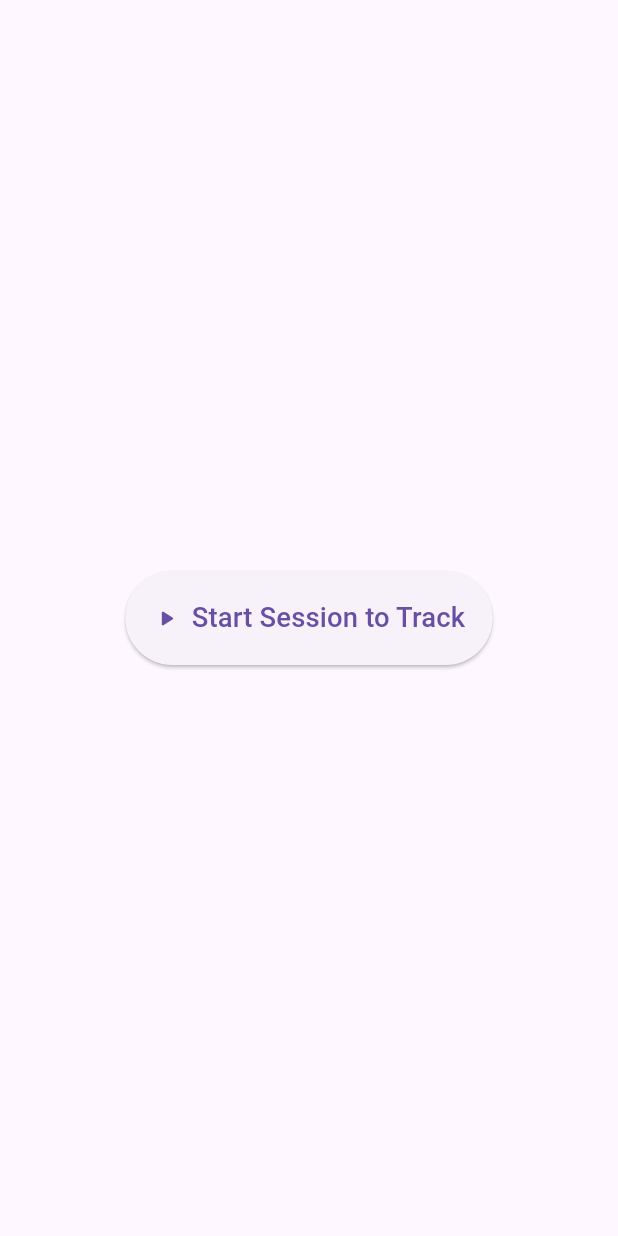
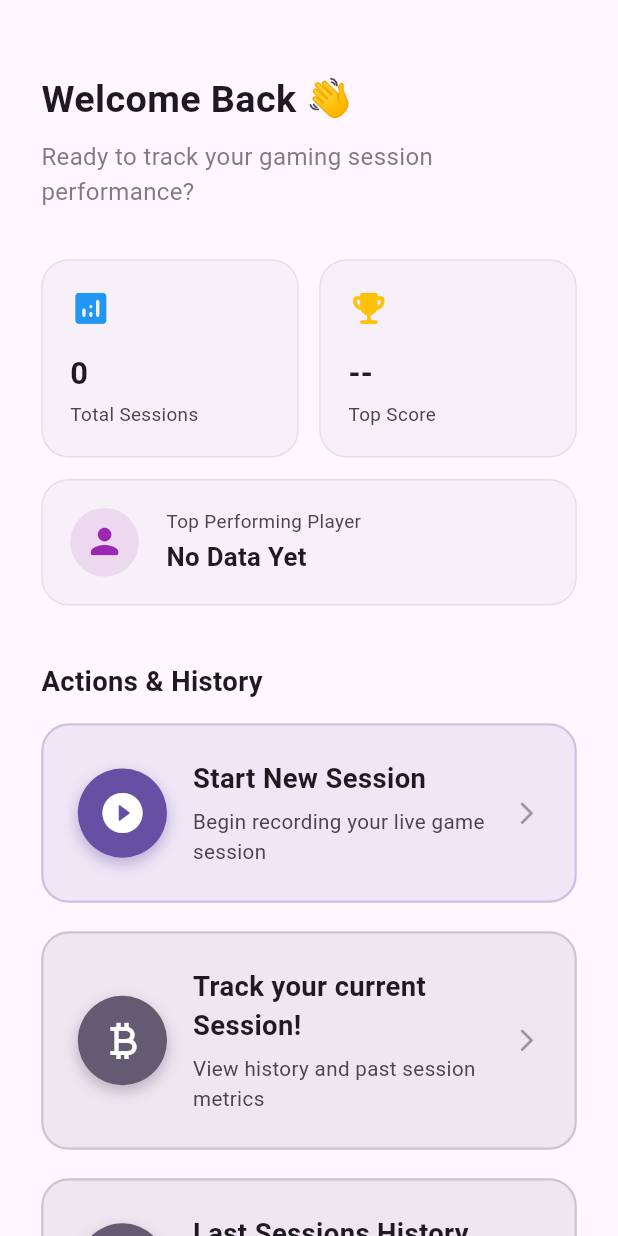
Before and after one commit to flutter-challenges/tracker_app, a Flutter app: the screen it shows after launch, on a phone screen of 412 x 824 dp. Run offline on Flutter 3.47's test engine with Material 3 defaults, Android fonts, the phone set to English and light mode, and no system bars; our stand-ins replace bloc, flutter_bloc, flutter_screenutil.

Commit message:
Refactor game session management and enhance UI components with new dashboard features

```diff
--- a/lib/tracker_app/session_feature/presentation/views/tracker_initial_view.dart
+++ b/lib/tracker_app/session_feature/presentation/views/tracker_initial_view.dart
@@ -1,23 +1,34 @@
 import 'package:flutter/material.dart';
-import 'package:flutter_bloc/flutter_bloc.dart';
+import 'package:flutter_pro/tracker_app/session_feature/presentation/widgets/dashboard/action_section.dart';
+import 'package:flutter_pro/tracker_app/session_feature/presentation/widgets/dashboard/analytic_ui.dart';
 import 'package:flutter_screenutil/flutter_screenutil.dart';
-import 'package:flutter_pro/tracker_app/session_feature/managers/game_session_cubit/game_session_cubit_cubit.dart';
 
 class TrackerInitialView extends StatelessWidget {
   const TrackerInitialView({super.key});
 
   @override
   Widget build(BuildContext context) {
-    return Center(
-      child: ElevatedButton.icon(
-        style: ElevatedButton.styleFrom(
-          padding: EdgeInsets.all(16.r),
-        ),
-        onPressed: () => context.read<GameSessionCubit>().startNewSession(),
-        icon: const Icon(Icons.play_arrow_rounded),
-        label: Text(
-          'Start Session to Track',
-          style: TextStyle(fontSize: 16.sp),
+    final theme = Theme.of(context);
+    return SingleChildScrollView(
+      physics: const BouncingScrollPhysics(),
+      child: Padding(
+        padding: EdgeInsets.symmetric(horizontal: 24.w, vertical: 40.h),
+        child: Column(
+          crossAxisAlignment: CrossAxisAlignment.start,
+          children: [
+            AnalyticUi(),
+            SizedBox(height: 32.h),
+            Text(
+              'Actions & History',
+              style: TextStyle(
+                fontSize: 16.sp,
+                fontWeight: FontWeight.bold,
+                color: theme.colorScheme.onSurface,
+              ),
+            ),
+            SizedBox(height: 12.h),
+            ActionSection(),
+          ],
         ),
       ),
     );
--- a/lib/tracker_app/session_feature/presentation/widgets/custom_button.dart
+++ b/lib/tracker_app/session_feature/presentation/widgets/custom_button.dart
@@ -3,21 +3,80 @@ import 'package:flutter_screenutil/flutter_screenutil.dart';
 
 class CustomButton extends StatelessWidget {
   final String title;
-  final void Function()? onPressed;
-  const CustomButton({super.key, required this.title, this.onPressed});
+  final String subtitle;
+  final IconData icon;
+  final Color color;
+  final VoidCallback onTap;
+  const CustomButton({
+    super.key,
+    required this.title,
+    required this.subtitle,
+    required this.icon,
+    required this.color,
+    required this.onTap,
+  });
 
   @override
   Widget build(BuildContext context) {
-    return Center(
-      child: ElevatedButton.icon(
-        style: ElevatedButton.styleFrom(padding: EdgeInsets.all(16.r)),
-        // onPressed: () => context.read<GameSessionCubit>().startNewSession(),
-        onPressed: onPressed,
-        icon: const Icon(Icons.play_arrow_rounded),
-        label: Text(
-          // 'Start Session to Track',
-          title,
-          style: TextStyle(fontSize: 16.sp),
+    return InkWell(
+      onTap: onTap,
+      borderRadius: BorderRadius.circular(16.r),
+      child: Ink(
+        padding: EdgeInsets.all(20.r),
+        decoration: BoxDecoration(
+          color: color.withOpacity(0.1),
+          borderRadius: BorderRadius.circular(16.r),
+          border: Border.all(color: color.withOpacity(0.25), width: 1.5),
+        ),
+        child: Row(
+          children: [
+            Container(
+              padding: EdgeInsets.all(12.r),
+              decoration: BoxDecoration(
+                color: color,
+                shape: BoxShape.circle,
+                boxShadow: [
+                  BoxShadow(
+                    color: color.withOpacity(0.4),
+                    blurRadius: 8,
+                    offset: const Offset(0, 4),
+                  ),
+                ],
+              ),
+              child: Icon(icon, color: Colors.white, size: 28.r),
+            ),
+            SizedBox(width: 15.w,),
+            Expanded(
+              child: Column(
+                crossAxisAlignment: CrossAxisAlignment.start,
+                children: [
+                  Text(
+                    title,
+                    style: TextStyle(
+                      fontSize: 16.sp,
+                      fontWeight: FontWeight.bold,
+                      color: Theme.of(context).colorScheme.onSurface,
+                    ),
+                  ),
+                  SizedBox(height: 4.h),
+                  Text(
+                    subtitle,
+                    style: TextStyle(
+                      fontSize: 12.sp,
+                      color: Theme.of(context).colorScheme.onSurfaceVariant,
+                    ),
+                  ),
+                ],
+              ),
+            ),
+            Icon(
+              Icons.arrow_forward_ios_rounded,
+              size: 16.r,
+              color: Theme.of(
+                context,
+              ).colorScheme.onSurfaceVariant.withOpacity(0.5),
+            ),
+          ],
         ),
       ),
     );
--- /dev/null
+++ b/lib/tracker_app/session_feature/presentation/widgets/dashboard/action_section.dart
@@ -0,0 +1,41 @@
+import 'package:flutter/material.dart';
+import 'package:flutter_bloc/flutter_bloc.dart';
+import 'package:flutter_pro/tracker_app/session_feature/managers/game_session_cubit/game_session_cubit_cubit.dart';
+import 'package:flutter_pro/tracker_app/session_feature/presentation/widgets/custom_button.dart';
+import 'package:flutter_screenutil/flutter_screenutil.dart';
+
+class ActionSection extends StatelessWidget {
+  const ActionSection({super.key});
+
+  @override
+  Widget build(BuildContext context) {
+    final theme = Theme.of(context);
+    return Column(
+      children: [
+        CustomButton(
+          title: 'Start New Session',
+          subtitle: 'Begin recording your live game session',
+          icon: Icons.play_circle_filled_rounded,
+          color: theme.colorScheme.primary,
+          onTap: () => context.read<GameSessionCubit>().startNewSession(),
+        ),
+        SizedBox(height: 16.h),
+        CustomButton(
+          title: 'Track your current Session!',
+          subtitle: 'View history and past session metrics',
+          icon: Icons.currency_bitcoin,
+          color: theme.colorScheme.secondary,
+          onTap: () {},
+        ),
+        SizedBox(height: 16.h),
+        CustomButton(
+          title: 'Last Sessions History',
+          subtitle: 'View history and past session metrics',
+          icon: Icons.history_rounded,
+          color: theme.colorScheme.secondary,
+          onTap: () {},
+        ),
+      ],
+    );
+  }
+}
--- /dev/null
+++ b/lib/tracker_app/session_feature/presentation/widgets/dashboard/analytic_ui.dart
@@ -0,0 +1,64 @@
+import 'package:flutter/material.dart';
+import 'package:flutter_pro/tracker_app/session_feature/presentation/widgets/dashboard/status_card.dart';
+import 'package:flutter_pro/tracker_app/session_feature/presentation/widgets/dashboard/top_player.dart';
+import 'package:flutter_screenutil/flutter_screenutil.dart';
+
+class AnalyticUi extends StatelessWidget {
+  const AnalyticUi({super.key});
+
+  @override
+  Widget build(BuildContext context) {
+    final theme = Theme.of(context);
+    return Column(
+      crossAxisAlignment: CrossAxisAlignment.start,
+      children: [
+        Text(
+          'Welcome Back 👋',
+          style: TextStyle(
+            fontSize: 22.sp,
+            fontWeight: FontWeight.bold,
+            color: theme.colorScheme.onSurface,
+          ),
+        ),
+        SizedBox(height: 8.h),
+        Text(
+          'Ready to track your gaming session performance?',
+          style: TextStyle(
+            fontSize: 14.sp,
+            color: theme.colorScheme.onSurfaceVariant.withOpacity(0.7),
+          ),
+        ),
+        SizedBox(height: 28.h),
+
+        Row(
+          children: [
+            const Expanded(
+              child: StatCard(
+                title: 'Total Sessions',
+                value: '0',
+                icon: Icons.analytics_rounded,
+                color: Colors.blue,
+              ),
+            ),
+            SizedBox(width: 12.w),
+            const Expanded(
+              child: StatCard(
+                title: 'Top Score',
+                value: '--',
+                icon: Icons.emoji_events_rounded,
+                color: Colors.amber,
+              ),
+            ),
+          ],
+        ),
+        SizedBox(height: 12.h),
+        const WideStatCard(
+          title: 'Top Performing Player',
+          value: 'No Data Yet',
+          icon: Icons.person_rounded,
+          color: Colors.purple,
+        ),
+      ],
+    );
+  }
+}
--- /dev/null
+++ b/lib/tracker_app/session_feature/presentation/widgets/dashboard/status_card.dart
@@ -0,0 +1,57 @@
+import 'package:flutter/material.dart';
+import 'package:flutter_screenutil/flutter_screenutil.dart';
+
+class StatCard extends StatelessWidget {
+  final String title;
+  final String value;
+  final IconData icon;
+  final Color color;
+
+  const StatCard({
+    super.key,
+    required this.title,
+    required this.value,
+    required this.icon,
+    required this.color,
+  });
+
+  @override
+  Widget build(BuildContext context) {
+    final theme = Theme.of(context);
+    return Container(
+      padding: EdgeInsets.all(16.r),
+      decoration: BoxDecoration(
+        color: theme.colorScheme.surfaceContainerHighest.withOpacity(0.3),
+        borderRadius: BorderRadius.circular(16.r),
+        border: Border.all(color: theme.colorScheme.outlineVariant.withOpacity(0.4)),
+      ),
+      child: Column(
+        crossAxisAlignment: CrossAxisAlignment.start,
+        children: [
+          Icon(icon, color: color, size: 24.r),
+          SizedBox(height: 12.h),
+          Text(
+            value,
+            style: TextStyle(
+              fontSize: 18.sp,
+              fontWeight: FontWeight.bold,
+              color: theme.colorScheme.onSurface,
+            ),
+            maxLines: 1,
+            overflow: TextOverflow.ellipsis,
+          ),
+          SizedBox(height: 4.h),
+          Text(
+            title,
+            style: TextStyle(
+              fontSize: 11.sp,
+              color: theme.colorScheme.onSurfaceVariant,
+            ),
+            maxLines: 1,
+            overflow: TextOverflow.ellipsis,
+          ),
+        ],
+      ),
+    );
+  }
+}
--- /dev/null
+++ b/lib/tracker_app/session_feature/presentation/widgets/dashboard/top_player.dart
@@ -0,0 +1,61 @@
+import 'package:flutter/material.dart';
+import 'package:flutter_screenutil/flutter_screenutil.dart';
+
+class WideStatCard extends StatelessWidget {
+  final String title;
+  final String value;
+  final IconData icon;
+  final Color color;
+
+  const WideStatCard({
+    super.key,
+    required this.title,
+    required this.value,
+    required this.icon,
+    required this.color,
+  });
+
+  @override
+  Widget build(BuildContext context) {
+    final theme = Theme.of(context);
+    return Container(
+      padding: EdgeInsets.all(16.r),
+      decoration: BoxDecoration(
+        color: theme.colorScheme.surfaceContainerHighest.withOpacity(0.3),
+        borderRadius: BorderRadius.circular(16.r),
+        border: Border.all(color: theme.colorScheme.outlineVariant.withOpacity(0.4)),
+      ),
+      child: Row(
+        children: [
+          Container(
+            padding: EdgeInsets.all(8.r),
+            decoration: BoxDecoration(
+              color: color.withOpacity(0.12),
+              shape: BoxShape.circle,
+            ),
+            child: Icon(icon, color: color, size: 24.r),
+          ),
+          SizedBox(width: 16.w),
+          Column(
+            crossAxisAlignment: CrossAxisAlignment.start,
+            children: [
+              Text(
+                title,
+                style: TextStyle(fontSize: 11.sp, color: theme.colorScheme.onSurfaceVariant),
+              ),
+              SizedBox(height: 2.h),
+              Text(
+                value,
+                style: TextStyle(
+                  fontSize: 15.sp,
+                  fontWeight: FontWeight.bold,
+                  color: theme.colorScheme.onSurface,
+                ),
+              ),
+            ],
+          ),
+        ],
+      ),
+    );
+  }
+}
```
Also changed, not shown: lib/tracker_app/session_feature/managers/game_session_cubit/game_session_cubit_cubit.dart (+22 -28 lines), lib/tracker_app/session_feature/presentation/views/tracker_app_view.dart (+2 -26 lines), lib/tracker_app/session_feature/presentation/widgets/show_ended_dialog.dart (added, +145 -0 lines).
